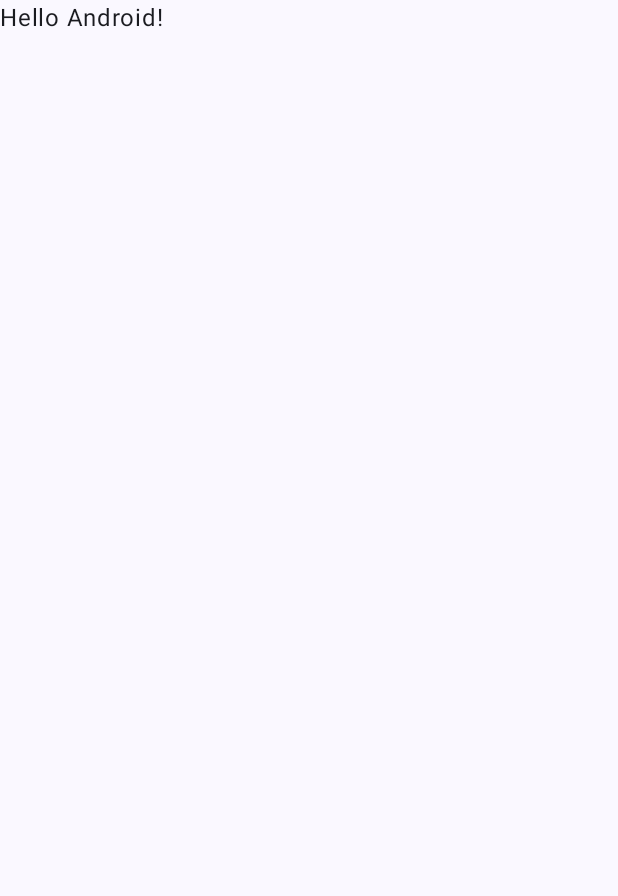
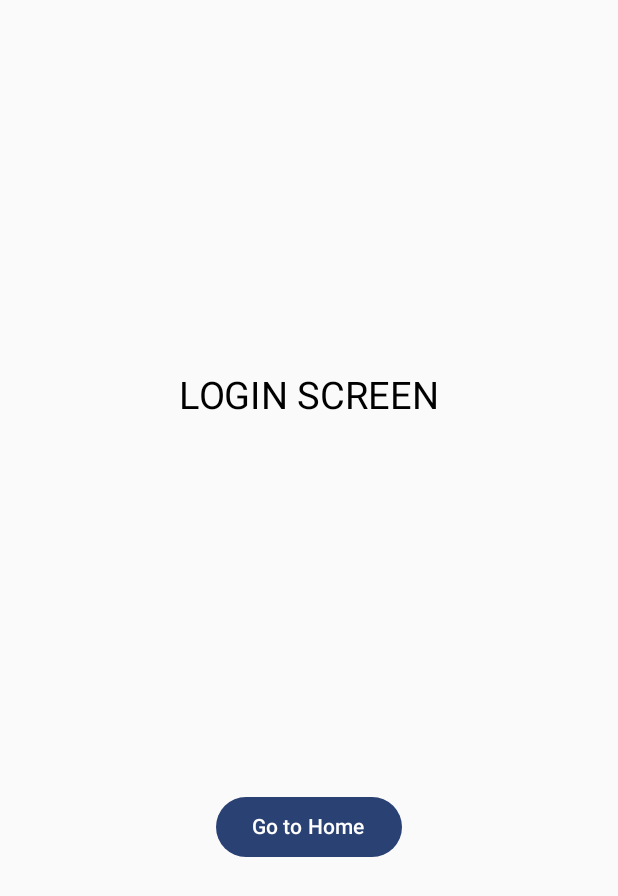
Before and after one commit to Drako9159/navigation-example-android, an Android app built with Jetpack Compose: the screen it shows after launch (MainActivity), on a phone screen of 412 x 824 dp. Before the commit the part shown is almost empty. Shown: the top 896 px of the screen. Run offline under Robolectric (Android 15) with nearby library versions, the phone set to English and light mode, and no system bars.

Commit message:
feat(library): add dependencies NavHost

```diff
--- a/app/build.gradle.kts
+++ b/app/build.gradle.kts
@@ -2,6 +2,7 @@ plugins {
     alias(libs.plugins.android.application)
     alias(libs.plugins.kotlin.android)
     alias(libs.plugins.kotlin.compose)
+    alias(libs.plugins.jetbrainsKotlinSerialization)
 }
 
 android {
@@ -51,7 +52,7 @@ dependencies {
     implementation(libs.androidx.material3)
 
     implementation(libs.androidx.navigation.compose)
-    implementation(libs.kotlin.serialization.json)
+    implementation(libs.kotlinx.serialization.json)
 
     testImplementation(libs.junit)
     androidTestImplementation(libs.androidx.junit)
--- /dev/null
+++ b/app/src/main/java/com/niojar/navigationguide/LoginScreen.kt
@@ -0,0 +1,24 @@
+package com.niojar.navigationguide
+
+import androidx.compose.foundation.layout.Column
+import androidx.compose.foundation.layout.Spacer
+import androidx.compose.foundation.layout.fillMaxSize
+import androidx.compose.material3.Button
+import androidx.compose.material3.Text
+import androidx.compose.runtime.Composable
+import androidx.compose.ui.Alignment
+import androidx.compose.ui.Modifier
+import androidx.compose.ui.unit.sp
+
+@Composable
+fun LoginScreen(navigateToHome: () -> Unit) {
+    Column(modifier = Modifier.fillMaxSize(), horizontalAlignment = Alignment.CenterHorizontally) {
+        Spacer(modifier = Modifier.weight(1f))
+        Text(text = "LOGIN SCREEN", fontSize = 25.sp)
+        Spacer(modifier = Modifier.weight(1f))
+        Button(onClick = { navigateToHome() }) {
+            Text(text = "Go to Home")
+        }
+        Spacer(modifier = Modifier.weight(1f))
+    }
+}
--- a/app/src/main/java/com/niojar/navigationguide/MainActivity.kt
+++ b/app/src/main/java/com/niojar/navigationguide/MainActivity.kt
@@ -4,13 +4,7 @@ import android.os.Bundle
 import androidx.activity.ComponentActivity
 import androidx.activity.compose.setContent
 import androidx.activity.enableEdgeToEdge
-import androidx.compose.foundation.layout.fillMaxSize
-import androidx.compose.foundation.layout.padding
-import androidx.compose.material3.Scaffold
-import androidx.compose.material3.Text
-import androidx.compose.runtime.Composable
-import androidx.compose.ui.Modifier
-import androidx.compose.ui.tooling.preview.Preview
+import com.niojar.navigationguide.core.navigation.NavigationWrapper
 import com.niojar.navigationguide.ui.theme.NavigationGuideTheme
 
 class MainActivity : ComponentActivity() {
@@ -19,29 +13,8 @@ class MainActivity : ComponentActivity() {
         enableEdgeToEdge()
         setContent {
             NavigationGuideTheme {
-                Scaffold(modifier = Modifier.fillMaxSize()) { innerPadding ->
-                    Greeting(
-                        name = "Android",
-                        modifier = Modifier.padding(innerPadding)
-                    )
-                }
+                NavigationWrapper()
             }
         }
     }
 }
-
-@Composable
-fun Greeting(name: String, modifier: Modifier = Modifier) {
-    Text(
-        text = "Hello $name!",
-        modifier = modifier
-    )
-}
-
-@Preview(showBackground = true)
-@Composable
-fun GreetingPreview() {
-    NavigationGuideTheme {
-        Greeting("Android")
-    }
-}
--- /dev/null
+++ b/app/src/main/java/com/niojar/navigationguide/core/navigation/NavigationWrapper.kt
@@ -0,0 +1,19 @@
+package com.niojar.navigationguide.core.navigation
+
+import androidx.compose.runtime.Composable
+import androidx.navigation.compose.NavHost
+import androidx.navigation.compose.composable
+import androidx.navigation.compose.rememberNavController
+import com.niojar.navigationguide.HomeScreen
+import com.niojar.navigationguide.LoginScreen
+
+
+@Composable
+fun NavigationWrapper() {
+    val navController = rememberNavController()
+    NavHost(navController = navController, startDestination = Login) {
+        composable<Login> { LoginScreen { navController.navigate(Home) } }
+
+        composable<Home> { HomeScreen() }
+    }
+}
--- /dev/null
+++ b/app/src/main/java/com/niojar/navigationguide/core/navigation/Screens.kt
@@ -0,0 +1,9 @@
+package com.niojar.navigationguide.core.navigation
+
+import kotlinx.serialization.Serializable
+
+@Serializable
+object Login
+
+@Serializable
+object Home
```
Also changed, not shown: app/src/main/java/com/niojar/navigationguide/HomeScreen.kt (added, +24 -0 lines), gradle/libs.versions.toml (+4 -4 lines).
